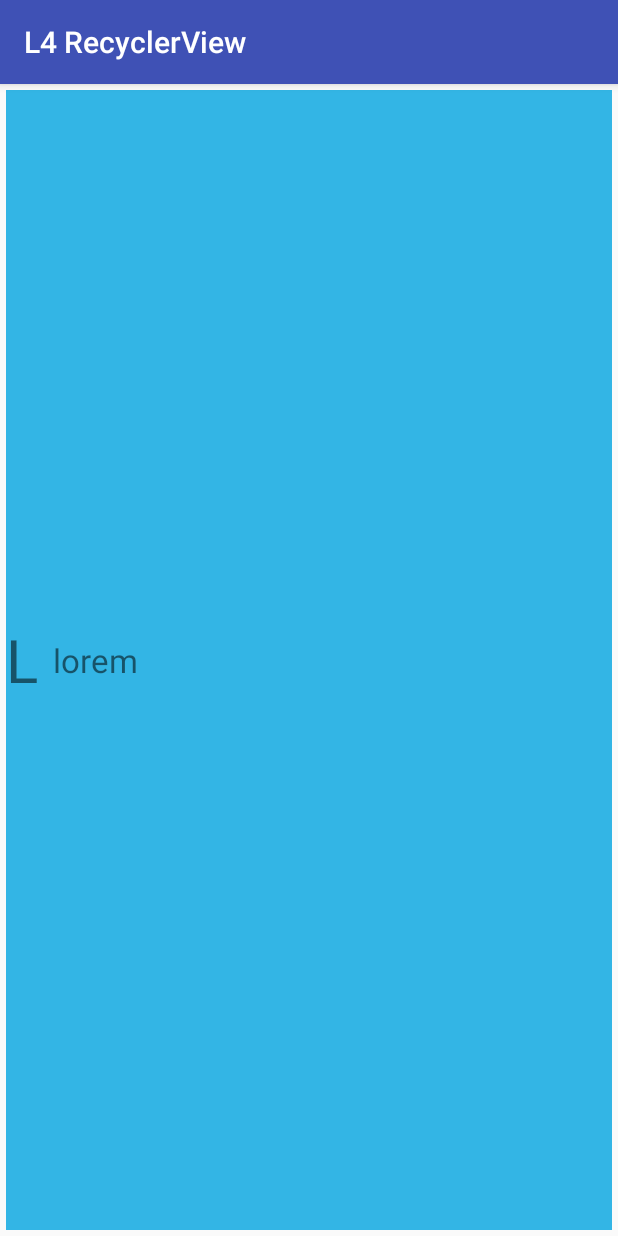
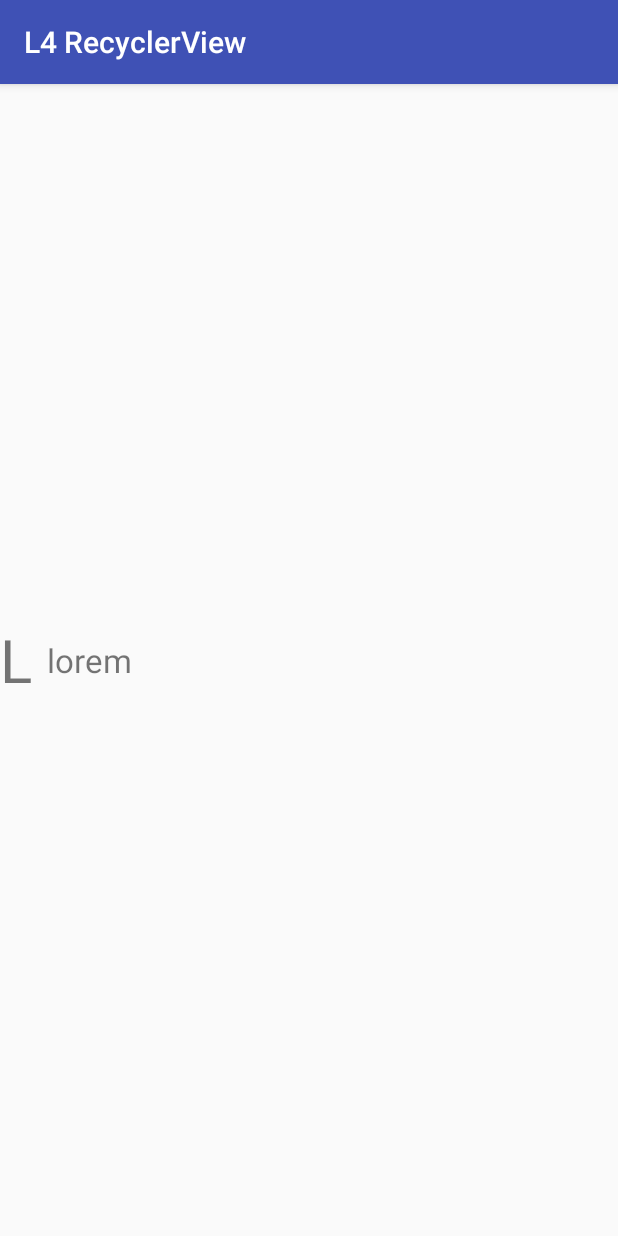
Before and after one commit to ybereza/lecture10, an Android app: the screen it shows after launch (MainActivity), on a phone screen of 412 x 824 dp. Run offline under Robolectric (Android 15) with nearby library versions, the phone set to English and light mode, and no system bars.

```diff
--- a/app/src/main/AndroidManifest.xml
+++ b/app/src/main/AndroidManifest.xml
@@ -3,7 +3,7 @@
           xmlns:android="http://schemas.android.com/apk/res/android">
 
     <uses-permission android:name="android.permission.INTERNET"/>
-
+    <uses-permission android:name="android.permission.KILL_BACKGROUND_PROCESSES"/>
     <application
         android:allowBackup="true"
         android:icon="@mipmap/ic_launcher"
--- a/app/src/main/java/com/my/examples/lecture4/MainActivity.java
+++ b/app/src/main/java/com/my/examples/lecture4/MainActivity.java
@@ -7,7 +7,8 @@ import android.support.v7.widget.RecyclerView;
 import android.view.View;
 import android.widget.Toast;
 
-public class MainActivity extends AppCompatActivity implements ClickRecyclerAdapter.OnItemClickListener {
+public class MainActivity extends AppCompatActivity implements
+		ClickRecyclerAdapter.OnItemClickListener {
 	private RecyclerView mRecyclerView;
 
 	@Override
@@ -15,7 +16,7 @@ public class MainActivity extends AppCompatActivity implements ClickRecyclerAdap
 		super.onCreate(savedInstanceState);
 		mRecyclerView = new RecyclerView(this);
 
-		mRecyclerView.setAdapter(new SimpleRecyclerAdapter(getLayoutInflater()));
+		mRecyclerView.setAdapter(new ClickRecyclerAdapter(getLayoutInflater(), this));
 		mRecyclerView.setLayoutManager(new LinearLayoutManager(this));
 
 		mRecyclerView.setHasFixedSize(true);
--- a/app/src/main/java/com/my/examples/lecture4/SimpleRecyclerAdapter.java
+++ b/app/src/main/java/com/my/examples/lecture4/SimpleRecyclerAdapter.java
@@ -25,7 +25,7 @@ public class SimpleRecyclerAdapter extends RecyclerView.Adapter<SimpleViewHolder
 	public SimpleViewHolder onCreateViewHolder(ViewGroup parent, int viewType) {
 		LayoutInflater inflater = mInflater.get();
 		if (inflater != null) {
-			return new SimpleViewHolder(inflater.inflate(R.layout.item_layout, parent, false));
+			return new SimpleViewHolder(inflater.inflate(R.layout.item_click_layout, parent, false));
 		}
 		else {
 			throw new RuntimeException("Oooops, looks like activity is dead");
--- a/app/src/main/res/layout/item_click_layout.xml
+++ b/app/src/main/res/layout/item_click_layout.xml
@@ -4,13 +4,12 @@
              android:layout_height="match_parent"
              android:layout_marginTop="2dp"
              android:layout_marginBottom="2dp"
-             android:background="@android:color/holo_blue_light">
+             >
     <LinearLayout
                   android:orientation="horizontal"
                   android:layout_width="match_parent"
                   android:layout_height="match_parent"
-                  android:gravity="center_vertical"
-                  android:background="@android:color/background_light">
+                  android:gravity="center_vertical">
 
         <TextView
             android:id="@+id/title"
@@ -29,4 +28,5 @@
         android:layout_width="match_parent"
         android:layout_height="match_parent"
         android:background="?android:attr/selectableItemBackground"/>
+
 </FrameLayout>
```
Also changed, not shown: app/src/main/java/com/my/examples/lecture4/ServiceActivity.java (+13 -1 lines), app/src/main/java/com/my/examples/lecture4/TestService.java (+22 -0 lines), app/src/main/aidl/com/my/examples/lecture4/ICallback.aidl (added), app/src/main/aidl/com/my/examples/lecture4/ITestService.aidl.
